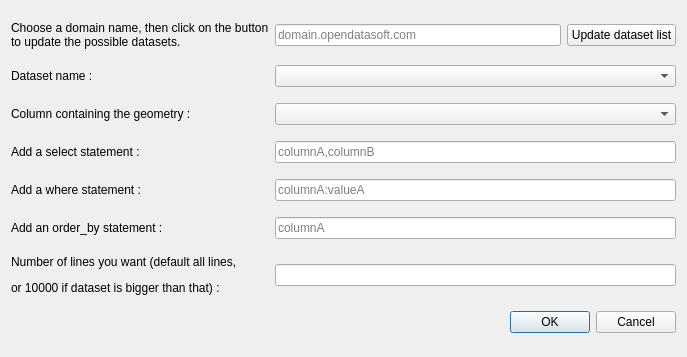
Above: plugin_dialog.ui from opendatasoft/qgis-ods-plugin before the change. Below: the same form after it.
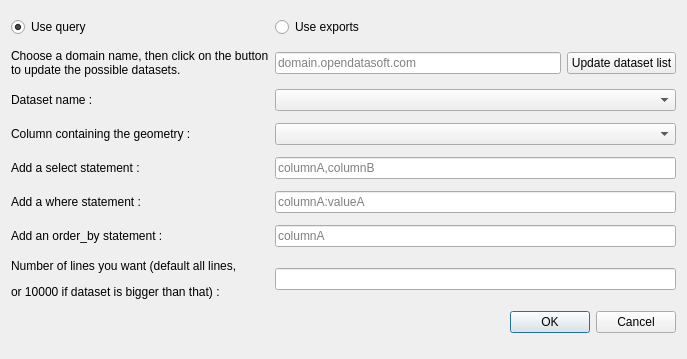
That is the form after the change.

Commit message: fully working exports endpoint, can switch between exports and query

What changed in the file:
```diff
--- a/plugin_dialog.ui
+++ b/plugin_dialog.ui
@@ -7,24 +7,75 @@
     <x>0</x>
     <y>0</y>
     <width>687</width>
-    <height>357</height>
+    <height>359</height>
    </rect>
   </property>
   <property name="windowTitle">
    <string>Import an ODS dataset</string>
   </property>
   <layout class="QGridLayout" name="gridLayout">
-   <item row="7" column="1" colspan="2">
-    <widget class="QComboBox" name="geomColumnListComboBox"/>
+   <item row="6" column="1" colspan="2">
+    <widget class="QComboBox" name="datasetListComboBox"/>
    </item>
-   <item row="7" column="0">
+   <item row="16" column="1" colspan="2">
+    <widget class="QLineEdit" name="numberOfLinesInput"/>
+   </item>
+   <item row="12" column="0">
+    <widget class="QLabel" name="whereLabel">
+     <property name="text">
+      <string>Add a where statement :</string>
+     </property>
+    </widget>
+   </item>
+   <item row="17" column="1" colspan="2">
+    <widget class="QDialogButtonBox" name="dialogButtonBox">
+     <property name="orientation">
+      <enum>Qt::Horizontal</enum>
+     </property>
+     <property name="standardButtons">
+      <set>QDialogButtonBox::Cancel|QDialogButtonBox::Ok</set>
+     </property>
+    </widget>
+   </item>
+   <item row="4" column="1">
+    <widget class="QLineEdit" name="domainInput">
+     <property name="text">
+      <string/>
+     </property>
+     <property name="placeholderText">
+      <string>domain.opendatasoft.com</string>
+     </property>
+    </widget>
+   </item>
+   <item row="14" column="1" colspan="2">
+    <widget class="QLineEdit" name="orderByInput">
+     <property name="placeholderText">
+      <string>columnA</string>
+     </property>
+    </widget>
+   </item>
+   <item row="12" column="1" colspan="2">
+    <widget class="QLineEdit" name="whereInput">
+     <property name="placeholderText">
+      <string>columnA:valueA</string>
+     </property>
+    </widget>
+   </item>
+   <item row="10" column="0">
+    <widget class="QLabel" name="selectLabel">
+     <property name="text">
+      <string>Add a select statement :</string>
+     </property>
+    </widget>
+   </item>
+   <item row="8" column="0">
     <widget class="QLabel" name="geometryLabel">
      <property name="text">
       <string>Column containing the geometry :</string>
      </property>
     </widget>
    </item>
-   <item row="3" column="0">
+   <item row="4" column="0">
     <widget class="QLabel" name="domainLabel">
      <property name="text">
       <string>Choose a domain name, then click on the button 
@@ -32,21 +83,31 @@
      </property>
     </widget>
    </item>
-   <item row="11" column="0">
-    <widget class="QLabel" name="whereLabel">
+   <item row="6" column="0">
+    <widget class="QLabel" name="datasetLabel">
      <property name="text">
-      <string>Add a where statement :</string>
+      <string>Dataset name :</string>
      </property>
     </widget>
    </item>
-   <item row="13" column="0">
+   <item row="10" column="1" colspan="2">
+    <widget class="QLineEdit" name="selectInput">
+     <property name="placeholderText">
+      <string>columnA,columnB</string>
+     </property>
+    </widget>
+   </item>
+   <item row="14" column="0">
     <widget class="QLabel" name="orderByLabel">
      <property name="text">
       <string>Add an order_by statement :</string>
      </property>
     </widget>
    </item>
-   <item row="15" column="0">
+   <item row="8" column="1" colspan="2">
+    <widget class="QComboBox" name="geomColumnListComboBox"/>
+   </item>
+   <item row="16" column="0">
     <widget class="QLabel" name="numberOfLinesLabel">
      <property name="lineWidth">
       <number>1</number>
@@ -56,74 +117,33 @@
      </property>
     </widget>
    </item>
-   <item row="3" column="2">
+   <item row="4" column="2">
     <widget class="QPushButton" name="updateListButton">
      <property name="text">
       <string>Update dataset list</string>
      </property>
     </widget>
    </item>
-   <item row="9" column="0">
-    <widget class="QLabel" name="selectLabel">
+   <item row="0" column="0">
+    <widget class="QRadioButton" name="queryButton">
      <property name="text">
-      <string>Add a select statement :</string>
+      <string>Use query</string>
      </property>
-    </widget>
-   </item>
-   <item row="3" column="1">
-    <widget class="QLineEdit" name="domainInput">
-     <property name="text">
-      <string/>
+     <property name="checked">
+      <bool>true</bool>
      </property>
-     <property name="placeholderText">
-      <string>domain.opendatasoft.com</string>
-     </property>
+     <attribute name="buttonGroup">
+      <string notr="true">buttonGroup</string>
+     </attribute>
     </widget>
    </item>
-   <item row="16" column="1" colspan="2">
-    <widget class="QDialogButtonBox" name="dialogButtonBox">
-     <property name="orientation">
-      <enum>Qt::Horizontal</enum>
-     </property>
-     <property name="standardButtons">
-      <set>QDialogButtonBox::Cancel|QDialogButtonBox::Ok</set>
-     </property>
-    </widget>
-   </item>
-   <item row="5" column="0">
-    <widget class="QLabel" name="datasetLabel">
+   <item row="0" column="1">
+    <widget class="QRadioButton" name="exportsButton">
      <property name="text">
-      <string>Dataset name :</string>
+      <string>Use exports</string>
      </property>
     </widget>
    </item>
-   <item row="5" column="1" colspan="2">
-    <widget class="QComboBox" name="datasetListComboBox"/>
-   </item>
-   <item row="9" column="1" colspan="2">
-    <widget class="QLineEdit" name="selectInput">
-     <property name="placeholderText">
-      <string>columnA,columnB</string>
-     </property>
-    </widget>
-   </item>
-   <item row="11" column="1" colspan="2">
-    <widget class="QLineEdit" name="whereInput">
-     <property name="placeholderText">
-      <string>columnA:valueA</string>
-     </property>
-    </widget>
-   </item>
-   <item row="13" column="1" colspan="2">
-    <widget class="QLineEdit" name="orderByInput">
-     <property name="placeholderText">
-      <string>columnA</string>
-     </property>
-    </widget>
-   </item>
-   <item row="15" column="1" colspan="2">
-    <widget class="QLineEdit" name="numberOfLinesInput"/>
-   </item>
   </layout>
  </widget>
  <resources/>
```
Left out of the diff: 6 changed lines with no effect on the pictures. The commit also changes 3 other files.
